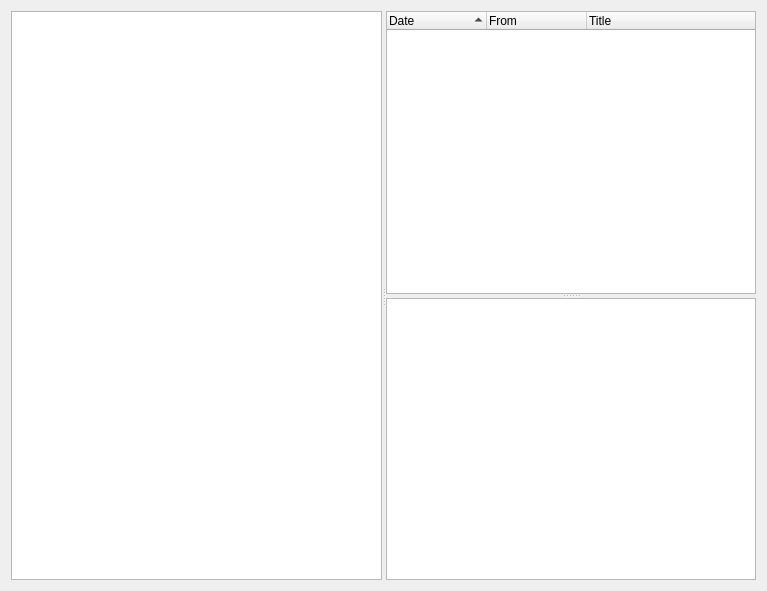
Before: the Qt Designer form weboob/frontends/qboobmsg/ui/messages_manager.ui in laurentb/weboob, drawn with Qt 5.
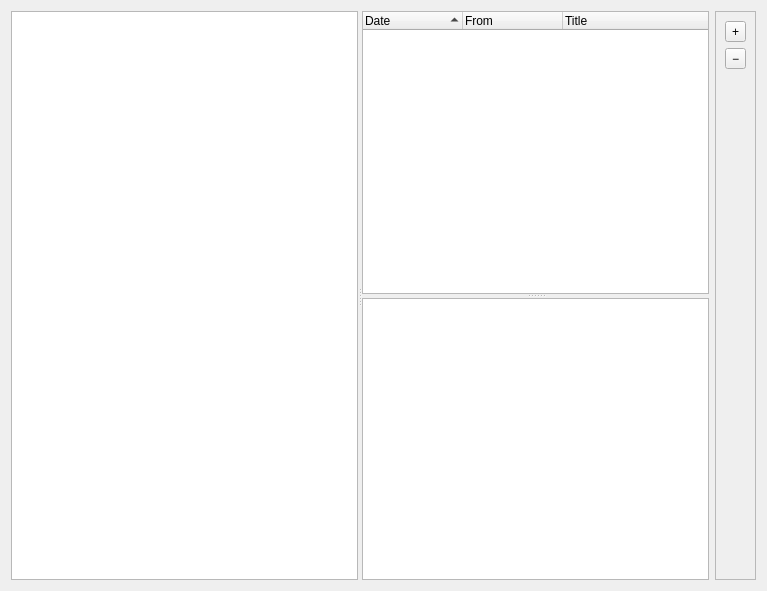
After: the same form once the commit is applied.

Commit message: expand and collapse buttons

```diff
--- a/weboob/frontends/qboobmsg/ui/messages_manager.ui
+++ b/weboob/frontends/qboobmsg/ui/messages_manager.ui
@@ -92,6 +92,57 @@
      </widget>
     </widget>
    </item>
+   <item>
+    <widget class="QFrame" name="frame">
+     <property name="frameShape">
+      <enum>QFrame::StyledPanel</enum>
+     </property>
+     <property name="frameShadow">
+      <enum>QFrame::Raised</enum>
+     </property>
+     <layout class="QVBoxLayout" name="verticalLayout">
+      <item>
+       <widget class="QToolButton" name="expandButton">
+        <property name="sizePolicy">
+         <sizepolicy hsizetype="Minimum" vsizetype="Fixed">
+          <horstretch>0</horstretch>
+          <verstretch>0</verstretch>
+         </sizepolicy>
+        </property>
+        <property name="text">
+         <string>+</string>
+        </property>
+       </widget>
+      </item>
+      <item>
+       <widget class="QToolButton" name="collapseButton">
+        <property name="sizePolicy">
+         <sizepolicy hsizetype="Minimum" vsizetype="Fixed">
+          <horstretch>0</horstretch>
+          <verstretch>0</verstretch>
+         </sizepolicy>
+        </property>
+        <property name="text">
+         <string>−</string>
+        </property>
+       </widget>
+      </item>
+      <item>
+       <spacer name="verticalSpacer">
+        <property name="orientation">
+         <enum>Qt::Vertical</enum>
+        </property>
+        <property name="sizeHint" stdset="0">
+         <size>
+          <width>20</width>
+          <height>40</height>
+         </size>
+        </property>
+       </spacer>
+      </item>
+     </layout>
+    </widget>
+   </item>
   </layout>
  </widget>
  <resources/>
```
Left out of the diff: 38 changed lines with no effect on the pictures.
